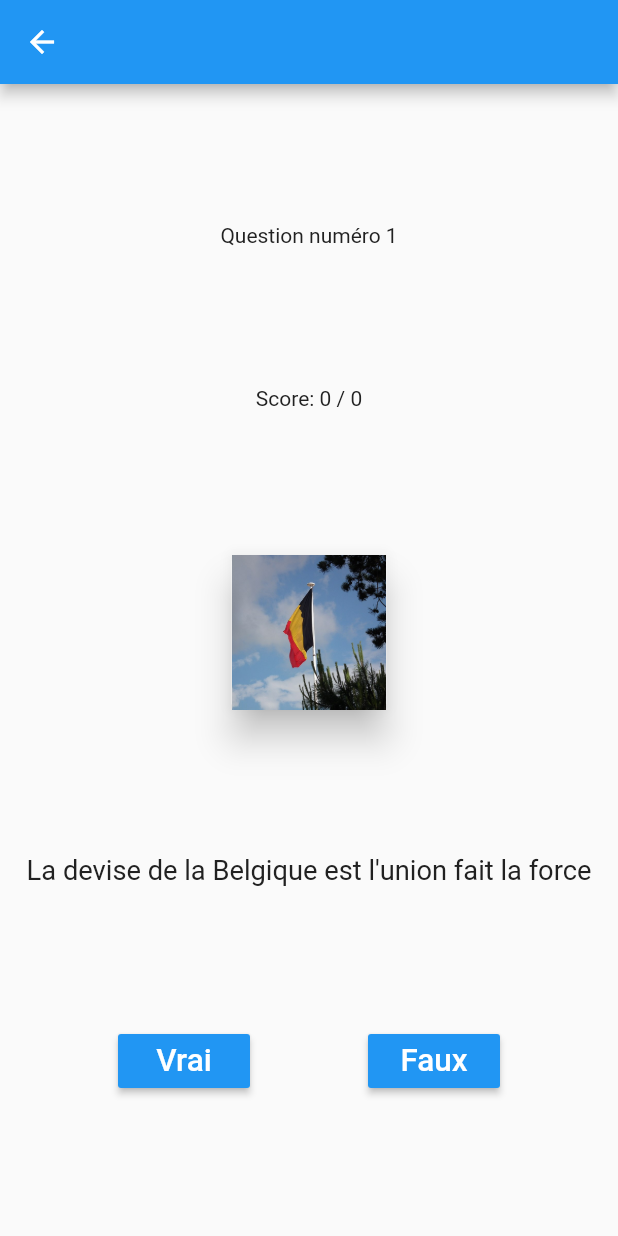
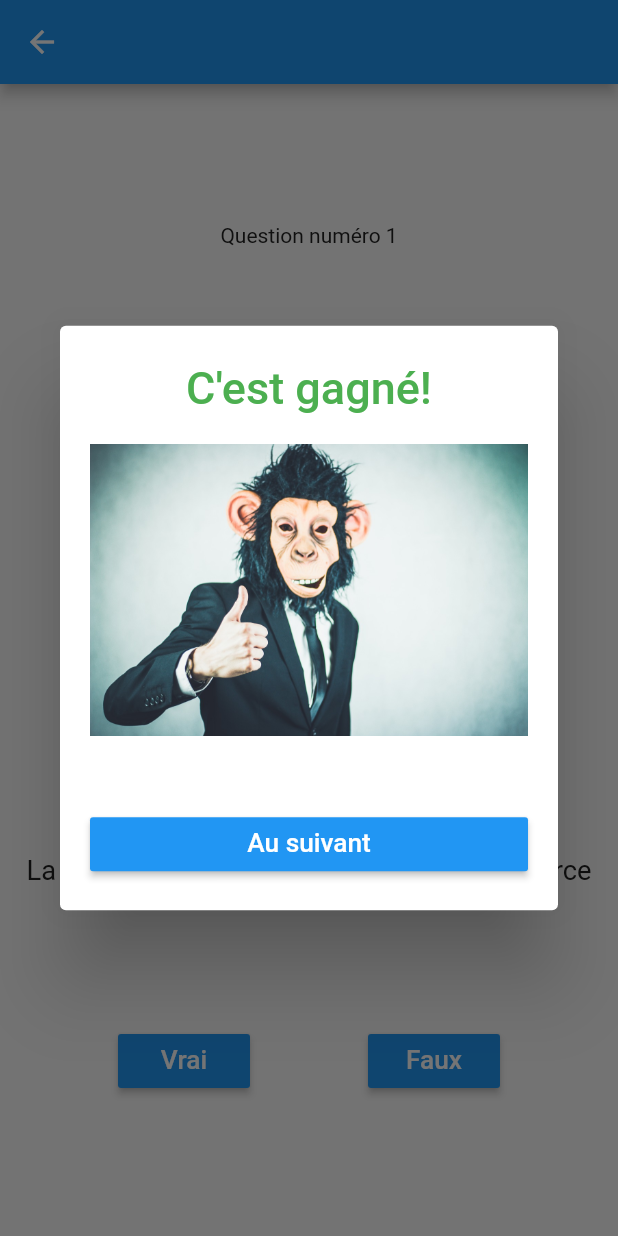
Before and after one commit to DevProsper/FlutterAppQuiz, a Flutter app: the PageQuiz screen opened directly, after a tap on "Vrai", on a phone screen of 412 x 824 dp. Run offline on Flutter 3.47's test engine with Material 2 defaults, Android fonts, the phone set to English and light mode, and no system bars.

```diff
--- a/lib/widgets/page_quiz.dart
+++ b/lib/widgets/page_quiz.dart
@@ -1,3 +1,7 @@
+import 'dart:async';
+import 'dart:async';
+import 'dart:core';
+
 import 'package:flutter/cupertino.dart';
 import 'package:flutter/material.dart';
 import 'CustomText.dart';
@@ -77,11 +81,72 @@ class _PageQuizState extends State<PageQuiz>{
   RaisedButton boutonBool (bool b){
     return new RaisedButton(onPressed: (() =>dialoque(b)),
       color: Colors.blue,
-      child: new CustomText((b) ? "Vrai" : "Faux", factor: 1.5,),
+      child: new CustomText((b) ? "Vrai" : "Faux", factor: 1.25,),
     );
   }
 
-  Future<Null> dialoque(bool b) async {
+  Future <Null> dialoque(bool b) async {
+    bool bonneReponse = (b == question.reponse);
+    String vrai = "img/vrai.jpg";
+    String faux = "img/faux.jpg";
+    if(bonneReponse){
+      score++;
+    }
 
+    return showDialog(
+        context: context,
+        barrierDismissible: false,
+        builder: (BuildContext context){
+          return SimpleDialog(
+            title: new CustomText((bonneReponse) ? "C'est gagné!" : "Oups ! perdu...", factor: 1.5, color: (bonneReponse) ? Colors.green : Colors.red),
+            contentPadding: EdgeInsets.all(20.0),
+            children: <Widget> [
+              new Image.asset((bonneReponse) ? vrai : faux, fit: BoxFit.cover,),
+              new Container(height: 25.0,),
+              new CustomText(question.explication, factor: 1.25, color: Colors.grey[900],),
+              new RaisedButton(onPressed: (){
+                Navigator.pop(context);
+                questionSuivante();
+              },
+                child: new CustomText("Au suivant", factor: 1.25,),
+                  color: Colors.blue,
+              ),
+            ],
+          );
+        }
+    );
+  }
+
+  Future <Null> alerte () async {
+    return showDialog(context: context,
+        barrierDismissible: false,
+        builder: (BuildContext buildContext){
+          return new AlertDialog(
+            title: new CustomText("C'est fini !", color: Colors.blue, factor: 1.25,),
+            contentPadding: EdgeInsets.all(10.0),
+            content: new CustomText("Votre score : $score / $index", color: Colors.grey[900]),
+            actions: [
+              new FlatButton(onPressed: ((){
+                Navigator.pop(buildContext);
+                Navigator.pop(context);
+              }),
+                  child: new CustomText("Ok", factor: 1.25, color: Colors.blue,),
+
+              )
+            ],
+          );
+        }
+    );
+  }
+
+  void questionSuivante(){
+    if(index < listeQuestions.length - 1){
+      index++;
+      setState(() {
+        question = listeQuestions[index];
+      });
+    }else{
+      alerte();
+    }
   }
 }
```
